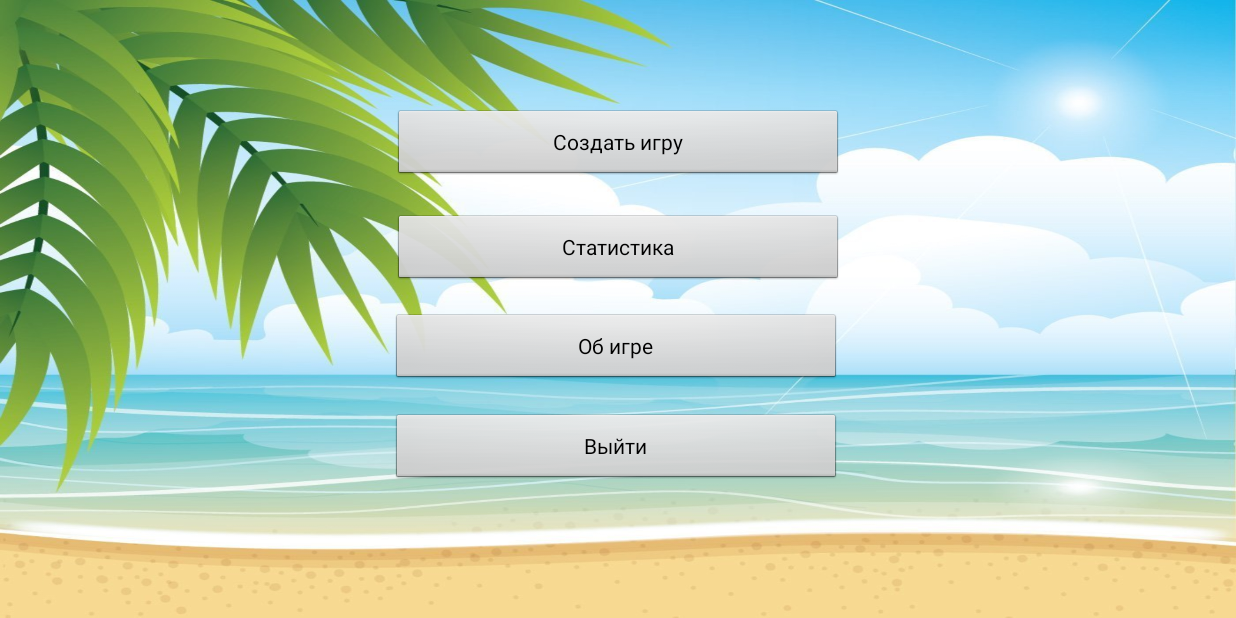
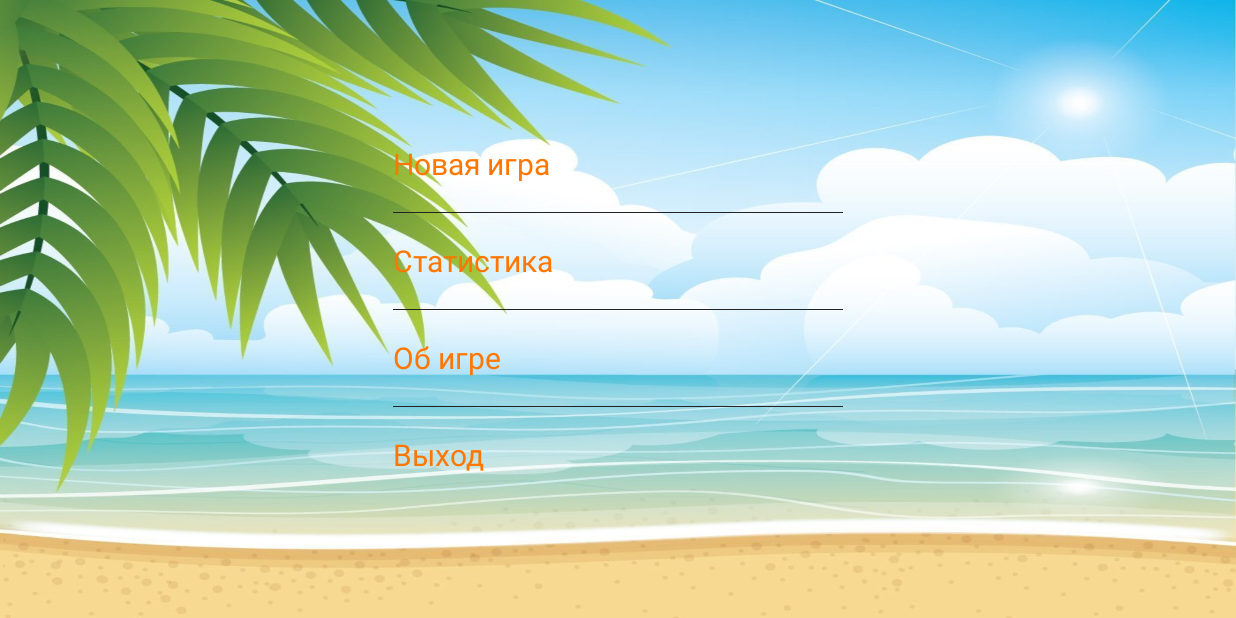
Before and after one commit to Liberate520/samsung-project, an Android app: the screen it shows after launch (MainActivity), on a phone screen of 824 x 412 dp (held sideways). Run offline under Robolectric (Android 15) with nearby library versions, the phone set to English and light mode, and no system bars.

Commit message:
"refactor add ListView"

```diff
--- a/app/src/main/java/com/storms/blast/main/MainActivity.java
+++ b/app/src/main/java/com/storms/blast/main/MainActivity.java
@@ -12,7 +12,10 @@ import android.provider.Settings;
 import android.util.Log;
 import android.view.Display;
 import android.view.View;
+import android.widget.AdapterView;
+import android.widget.ArrayAdapter;
 import android.widget.Button;
+import android.widget.ListView;
 import android.widget.ProgressBar;
 import android.widget.Toast;
 
@@ -21,17 +24,19 @@ import com.storms.blast.main.connect.ConnectionService;
 
 import java.util.ArrayList;
 
-public class MainActivity extends Activity implements View.OnClickListener {
+public class MainActivity extends Activity implements AdapterView.OnItemClickListener {
 
     public static String android_id;
+    private String[] menu;
 
     public static Game game;
 
     public static int screenWidth;
     public static int screenHeight;
 
-    Button buttonCreate, buttonAbout, buttonExit;
+    private Button buttonCreate, buttonAbout, buttonExit;
     private ProgressBar progressBar;
+    private ListView listView;
 
     public static MediaPlayer playerBack, playerPop, playerDamage;
 
@@ -91,6 +96,7 @@ public class MainActivity extends Activity implements View.OnClickListener {
         screenHeight = size.y;
         //определил размеры экрана
         setContentView(R.layout.activity_main);
+        menu = getResources().getStringArray(R.array.start_list);
         findView();
         getID();
 
@@ -101,35 +107,11 @@ public class MainActivity extends Activity implements View.OnClickListener {
         playerPop = MediaPlayer.create(this, R.raw.pop);
     }
 
-    private void findView(){
-        buttonCreate = findViewById(R.id.buttonCreate);
-        buttonAbout = findViewById(R.id.buttonAbout);
-        buttonExit = findViewById(R.id.buttonExit);
-        progressBar = findViewById(R.id.progressBar);
-
-        buttonCreate.setOnClickListener(this);
-        buttonAbout.setOnClickListener(this);
-        buttonExit.setOnClickListener(this);
-    }
-
-    @Override
-    public void onClick(View v) {
-        switch (v.getId()){
-            case R.id.buttonCreate:
-                Intent intent = new Intent(this, ConnectionService.class);
-                startService(intent);
-                progressBar.setVisibility(View.VISIBLE);
-//                game = new Game(this);
-//                setContentView(game);
-//                game.startGame(true);
-                break;
-            case R.id.buttonAbout:
-                Toast.makeText(this, "Пока не готово", Toast.LENGTH_SHORT).show();
-                break;
-            case R.id.buttonExit:
-                finish();
-                break;
-        }
+    private void findView() {
+        ArrayAdapter<String> adapter = new ArrayAdapter<>(this, R.layout.my_text_view, menu);
+        listView = findViewById(R.id.listView);
+        listView.setAdapter(adapter);
+        listView.setOnItemClickListener(this);
     }
 
     public void getID(){
@@ -145,4 +127,27 @@ public class MainActivity extends Activity implements View.OnClickListener {
         sendBroadcast(intent);
         super.onDestroy();
     }
+
+    @Override
+    public void onItemClick(AdapterView<?> parent, View view, int position, long id) {
+        switch (position){
+            case 0:
+//                Intent intent = new Intent(this, ConnectionService.class);
+//                startService(intent);
+//                progressBar.setVisibility(View.VISIBLE);
+                game = new Game(this);
+                setContentView(game);
+                game.startGame(true);
+                break;
+            case 1:
+                Toast.makeText(this, "Пока не готово", Toast.LENGTH_SHORT).show();
+                break;
+            case 2:
+                Toast.makeText(this, "Пока не готово", Toast.LENGTH_SHORT).show();
+                break;
+            case 3:
+                finish();
+                break;
+        }
+    }
 }
--- a/app/src/main/res/layout/activity_main.xml
+++ b/app/src/main/res/layout/activity_main.xml
@@ -7,51 +7,92 @@
     tools:context=".main.MainActivity"
     android:background="@drawable/bg">
 
-    <Button
-        android:id="@+id/buttonCreate"
+    <ListView
+        android:id="@+id/listView"
         android:layout_width="300dp"
         android:layout_height="wrap_content"
-        android:text="Создать игру"
+        app:layout_constraintBottom_toBottomOf="parent"
+        app:layout_constraintEnd_toEndOf="parent"
+        app:layout_constraintStart_toStartOf="parent"
+        app:layout_constraintTop_toTopOf="parent">
+    </ListView>
+
+    <androidx.constraintlayout.widget.ConstraintLayout
+        android:layout_width="300dp"
+        android:layout_height="200dp"
         app:layout_constraintBottom_toBottomOf="parent"
         app:layout_constraintEnd_toEndOf="parent"
         app:layout_constraintStart_toStartOf="parent"
         app:layout_constraintTop_toTopOf="parent"
-        app:layout_constraintVertical_bias="0.2" />
+        android:visibility="gone">
 
-    <Button
-        android:id="@+id/stat"
-        android:layout_width="300dp"
-        android:layout_height="wrap_content"
-        android:text="Статистика"
-        app:layout_constraintBottom_toBottomOf="parent"
-        app:layout_constraintEnd_toEndOf="parent"
-        app:layout_constraintStart_toStartOf="parent"
-        app:layout_constraintTop_toBottomOf="@+id/buttonCreate"
-        app:layout_constraintVertical_bias="0.09" />
+        <TextView
+            android:id="@+id/textView"
+            android:layout_width="wrap_content"
+            android:layout_height="wrap_content"
+            android:text="Побед"
+            app:layout_constraintBottom_toBottomOf="parent"
+            app:layout_constraintEnd_toEndOf="parent"
+            app:layout_constraintHorizontal_bias="0.231"
+            app:layout_constraintStart_toStartOf="parent"
+            app:layout_constraintTop_toTopOf="parent"
+            app:layout_constraintVertical_bias="0.198"
+            android:textColor="@color/orange"
+            android:textSize="20sp"/>
 
-    <Button
-        android:id="@+id/buttonAbout"
-        android:layout_width="300dp"
-        android:layout_height="wrap_content"
-        android:text="Об игре"
-        app:layout_constraintBottom_toBottomOf="parent"
-        app:layout_constraintEnd_toEndOf="parent"
-        app:layout_constraintHorizontal_bias="0.498"
-        app:layout_constraintStart_toStartOf="parent"
-        app:layout_constraintTop_toBottomOf="@+id/stat"
-        app:layout_constraintVertical_bias="0.104" />
+        <TextView
+            android:id="@+id/textView2"
+            android:layout_width="wrap_content"
+            android:layout_height="wrap_content"
+            android:text="Поражений"
+            app:layout_constraintBottom_toBottomOf="parent"
+            app:layout_constraintEnd_toEndOf="parent"
+            app:layout_constraintHorizontal_bias="0.523"
+            app:layout_constraintStart_toEndOf="@+id/textView"
+            app:layout_constraintTop_toTopOf="parent"
+            app:layout_constraintVertical_bias="0.198"
+            android:textColor="@color/orange"
+            android:textSize="20sp"/>
 
-    <Button
-        android:id="@+id/buttonExit"
-        android:layout_width="300dp"
-        android:layout_height="wrap_content"
-        android:text="Выйти"
-        app:layout_constraintBottom_toBottomOf="parent"
-        app:layout_constraintEnd_toEndOf="parent"
-        app:layout_constraintHorizontal_bias="0.498"
-        app:layout_constraintStart_toStartOf="parent"
-        app:layout_constraintTop_toBottomOf="@+id/buttonAbout"
-        app:layout_constraintVertical_bias="0.171" />
+        <TextView
+            android:id="@+id/winCount"
+            android:layout_width="wrap_content"
+            android:layout_height="wrap_content"
+            android:text="TextView"
+            app:layout_constraintBottom_toBottomOf="parent"
+            app:layout_constraintEnd_toEndOf="parent"
+            app:layout_constraintHorizontal_bias="0.231"
+            app:layout_constraintStart_toStartOf="parent"
+            app:layout_constraintTop_toBottomOf="@+id/textView"
+            app:layout_constraintVertical_bias="0.19"
+            android:textColor="@color/orange"
+            android:textSize="20sp"/>
+
+        <TextView
+            android:id="@+id/loseCount"
+            android:layout_width="wrap_content"
+            android:layout_height="wrap_content"
+            android:text="TextView"
+            app:layout_constraintBottom_toBottomOf="parent"
+            app:layout_constraintEnd_toEndOf="parent"
+            app:layout_constraintHorizontal_bias="0.523"
+            app:layout_constraintStart_toEndOf="@+id/winCount"
+            app:layout_constraintTop_toBottomOf="@+id/textView2"
+            app:layout_constraintVertical_bias="0.19"
+            android:textColor="@color/orange"
+            android:textSize="20sp"/>
+
+        <Button
+            android:id="@+id/back"
+            android:layout_width="88dp"
+            android:layout_height="36dp"
+            android:text="Назад"
+            app:layout_constraintBottom_toBottomOf="parent"
+            app:layout_constraintEnd_toEndOf="parent"
+            app:layout_constraintStart_toStartOf="parent"
+            app:layout_constraintTop_toBottomOf="@+id/loseCount" />
+    </androidx.constraintlayout.widget.ConstraintLayout>
+
 
     <EditText
         android:id="@+id/editName"
@@ -76,7 +117,7 @@
         android:layout_width="wrap_content"
         android:layout_height="wrap_content"
         app:layout_constraintBottom_toBottomOf="parent"
-        app:layout_constraintEnd_toStartOf="@+id/buttonCreate"
+        app:layout_constraintEnd_toStartOf="@+id/listView"
         app:layout_constraintStart_toStartOf="parent"
         app:layout_constraintTop_toTopOf="parent"
         app:layout_constraintVertical_bias="0.2" />
--- /dev/null
+++ b/app/src/main/res/layout/my_text_view.xml
@@ -0,0 +1,9 @@
+<?xml version="1.0" encoding="utf-8"?>
+<TextView xmlns:android="http://schemas.android.com/apk/res/android"
+    android:id="@+id/list_item"
+    android:layout_width="match_parent"
+    android:layout_height="wrap_content"
+    android:textSize="20sp"
+    android:gravity="center_vertical"
+    android:minHeight="?android:attr/listPreferredItemHeight"
+    android:textColor="@color/orange"/>
--- a/app/src/main/res/values/colors.xml
+++ b/app/src/main/res/values/colors.xml
@@ -7,4 +7,5 @@
     <color name="teal_700">#FF018786</color>
     <color name="black">#FF000000</color>
     <color name="white">#FFFFFFFF</color>
+    <color name="orange">#FFFF7700</color>
 </resources>
--- a/app/src/main/res/values/strings.xml
+++ b/app/src/main/res/values/strings.xml
@@ -1,3 +1,9 @@
 <resources>
     <string name="app_name">StormsBlast</string>
+    <string-array name="start_list">
+        <item>Новая игра</item>
+        <item>Статистика</item>
+        <item>Об игре</item>
+        <item>Выход</item>
+    </string-array>
 </resources>
```
